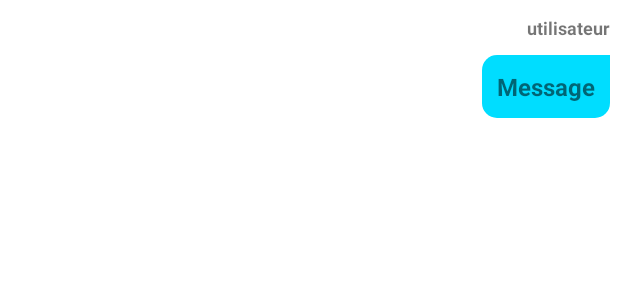
After one commit to trak-dev/pictochat, an Android app: the layout list_item_right.xml on its own in the app's theme, with its tools: preview values and no code run, on a phone screen of 412 x 824 dp. The commit adds this screen. Shown: the top 300 px of the screen. Run offline under Robolectric (Android 15) with nearby library versions, the phone set to English and light mode, and no system bars.

Commit message:
chat bi directionnel sans design pictochat

```diff
--- a/app/src/main/java/com/example/pictochat/Chat.java
+++ b/app/src/main/java/com/example/pictochat/Chat.java
@@ -56,10 +56,9 @@ public class Chat extends AppCompatActivity {
                         for (int i = 1 ; i <= maxid ; i++) {
                             listmessage.add(datasnapshot.child(String.valueOf(i)).child("Message").getValue().toString());
                             listsenders.add(datasnapshot.child(String.valueOf(i)).child("Sender").getValue().toString());
-                          //  listView.setSelection(listView.getAdapter().getCount() - 1);
                         }
                     for (int j = 0 ; j < maxid ; j++) {
-                        itemsList.add(new Items(""+ listmessage.get(j),""+ listsenders.get(j)));
+                        itemsList.add(new Items(""+ listmessage.get(j),""+ listsenders.get(j), ""+pseudo));
                     }
                     listView.setAdapter(new ListAdapter( Chat.this,itemsList));
                     listView.setSelection(listView.getAdapter().getCount()-1);
--- /dev/null
+++ b/app/src/main/res/drawable/right_background.xml
@@ -0,0 +1,8 @@
+<?xml version="1.0" encoding="utf-8"?>
+<shape xmlns:android="http://schemas.android.com/apk/res/android"
+    android:shape="rectangle">
+    <corners android:radius="10dp"
+        android:topRightRadius="0dp"/>
+    <solid android:color="@android:color/holo_blue_bright"/>
+
+</shape>
--- a/app/src/main/res/layout/activity_chat.xml
+++ b/app/src/main/res/layout/activity_chat.xml
@@ -11,7 +11,7 @@
 
     <LinearLayout
         android:layout_width="match_parent"
-        android:layout_height="680dp"
+        android:layout_height="650dp"
         android:layout_weight="5"
         android:orientation="horizontal"
         android:paddingStart="10dp"
@@ -42,7 +42,8 @@
             android:ems="10"
             android:gravity="center"
             android:hint="Valeur à ajouter"
-            android:inputType="textPersonName" />
+            android:inputType="textPersonName"
+            tools:ignore="NestedWeights" />
 
         <Button
             android:id="@+id/buttonAdd"
--- a/app/src/main/res/layout/list_item.xml
+++ b/app/src/main/res/layout/list_item_left.xml
@@ -25,6 +25,5 @@
     android:textStyle="bold"
     android:background="@drawable/background"
     android:layout_marginStart="5dp"
-    android:layout_marginTop="10dp"
     />
 </LinearLayout>
--- /dev/null
+++ b/app/src/main/res/layout/list_item_right.xml
@@ -0,0 +1,31 @@
+<?xml version="1.0" encoding="utf-8"?>
+<LinearLayout xmlns:android="http://schemas.android.com/apk/res/android"
+    xmlns:app="http://schemas.android.com/apk/res-auto"
+    xmlns:tools="http://schemas.android.com/tools"
+    android:layout_width="match_parent"
+    android:layout_height="match_parent"
+    android:orientation="vertical"
+    android:gravity="end">
+    <TextView
+        android:id="@+id/user_right"
+        android:layout_width="wrap_content"
+        android:layout_height="wrap_content"
+        android:text="utilisateur"
+        android:textSize="12sp"
+        android:textStyle="bold"
+        android:layout_marginEnd="5dp"
+        android:layout_marginTop="10dp"
+        />
+    <TextView
+        android:id="@+id/message_right"
+        android:layout_width="wrap_content"
+        android:layout_height="wrap_content"
+        android:padding="10dp"
+        android:text="Message"
+        android:textSize="16sp"
+        android:textStyle="bold"
+        android:background="@drawable/right_background"
+        android:layout_marginEnd="5dp"
+        android:layout_marginTop="10dp"
+        />
+</LinearLayout>
```
Also changed, not shown: app/src/main/java/com/example/pictochat/Items.java (+7 -2 lines), app/src/main/java/com/example/pictochat/ListAdapter.java (+20 -5 lines).
